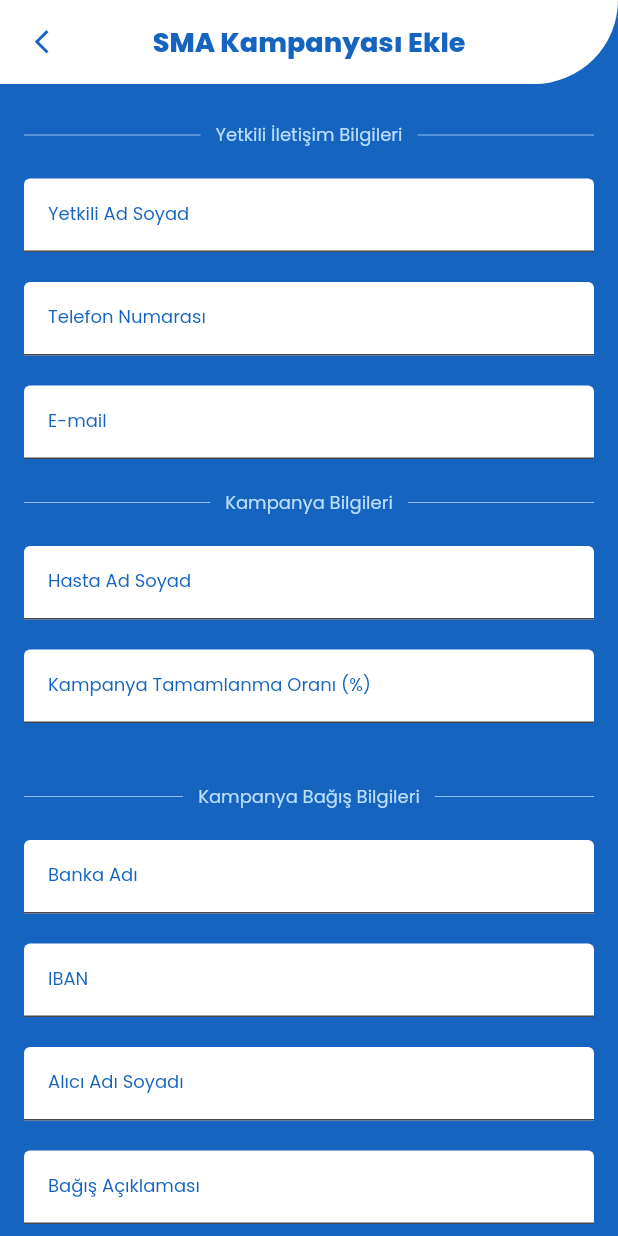
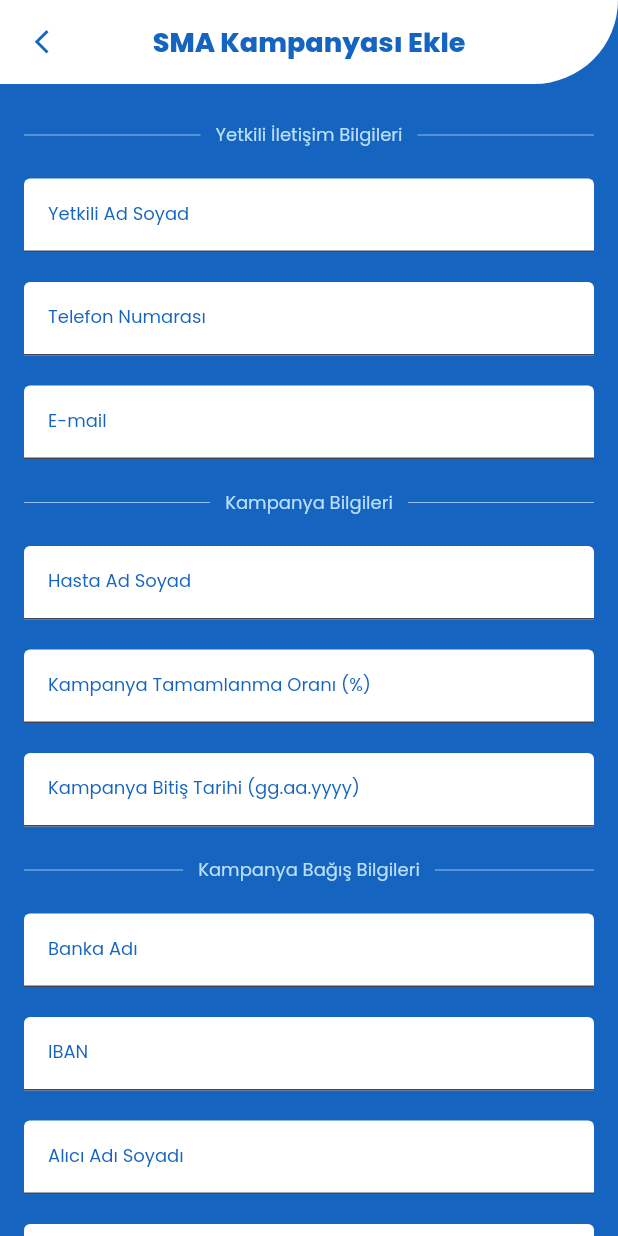
Before and after one commit to 9eren1999/saranel_application, a Flutter app: the SMAIlanEkle screen opened directly, on a phone screen of 412 x 824 dp. Run offline on Flutter 3.47's test engine with Material 2 defaults, Android fonts, the phone set to English and light mode, and no system bars; our stand-ins replace cached_network_image, cloud_firestore, firebase_core, firebase_storage, google_fonts, image_picker and 1 more; accounts and stored records are empty.

Commit message:
SMA'ya kampanya bitiş tarihi eklendi

```diff
--- a/lib/company_screens/stk.dart
+++ b/lib/company_screens/stk.dart
@@ -54,15 +54,15 @@ class _DerneklerPageState extends State<DerneklerPage> {
         derneklerListesi = fetchedList;
         showDetailsList = List<bool>.filled(fetchedList.length, false);
         loading = false;
-        /* lastFetchTime = DateTime.now(); */
+        lastFetchTime = DateTime.now();
       });
     });
   }
 
   Future<List<Dernek>> fetchDernekler() async {
-    /* if (DateTime.now().isBefore(lastFetchTime.add(Duration(days: 3)))) {
+    if (DateTime.now().isBefore(lastFetchTime.add(Duration(days: 3)))) {
       return derneklerListesi;
-    } */
+    }
 
     derneklerListesi = [];
     try {
--- a/lib/main_screens/smaekle.dart
+++ b/lib/main_screens/smaekle.dart
@@ -35,6 +35,7 @@ class _SMAIlanEkleState extends State<SMAIlanEkle> {
   String ilgiliadSoyad = '';
   String email = '';
   String telefonNo = '';
+  String bitistarihi = '';
 
   bool isValidIban(String iban) {
     final RegExp ibanRegExp = RegExp(r'^TR[0-9]{24}$');
@@ -83,6 +84,7 @@ class _SMAIlanEkleState extends State<SMAIlanEkle> {
     'alici': TextEditingController(),
     'aciklama': TextEditingController(),
     'ekDetaylar': TextEditingController(),
+    'bitistarihi': TextEditingController(),
   };
 
   @override
@@ -98,6 +100,7 @@ class _SMAIlanEkleState extends State<SMAIlanEkle> {
     controllers['alici']?.text = alici;
     controllers['aciklama']?.text = aciklama;
     controllers['ekDetaylar']?.text = ekDetaylar;
+    controllers['bitistarihi']?.text = bitistarihi;
   }
 
   @override
@@ -123,6 +126,7 @@ class _SMAIlanEkleState extends State<SMAIlanEkle> {
           tamamlanmaOrani.isEmpty ||
           bankaAdi.isEmpty ||
           iban.isEmpty ||
+          bitistarihi.isEmpty ||
           alici.isEmpty ||
           aciklama.isEmpty) {
         ScaffoldMessenger.of(context).showSnackBar(
@@ -138,6 +142,7 @@ class _SMAIlanEkleState extends State<SMAIlanEkle> {
         'bagis': tamamlanmaOrani,
         'banka2': bankaAdi,
         'iban': iban,
+        'bitistarihi': bitistarihi,
         'alici': alici,
         'aciklamasi': aciklama,
         'ilgiliadSoyad': ilgiliadSoyad,
@@ -359,9 +364,8 @@ class _SMAIlanEkleState extends State<SMAIlanEkle> {
                     },
                   ),
                 ),
-
                 Padding(
-                  padding: const EdgeInsets.only(top: 20, bottom: 40),
+                  padding: const EdgeInsets.only(top: 20),
                   child: TextFormField(
                     controller: controllers['tamamlanmaOrani'],
                     cursorColor: Colors.blue.shade800,
@@ -388,6 +392,53 @@ class _SMAIlanEkleState extends State<SMAIlanEkle> {
                       if (oran == null || oran < 0 || oran > 100) {
                         return 'Lütfen 0 ile 100 arasında bir değer girin';
                       }
+                      return null;
+                    },
+                  ),
+                ),
+                Padding(
+                  padding: const EdgeInsets.only(top: 20, bottom: 20),
+                  child: TextFormField(
+                    controller: controllers['bitistarihi'],
+                    cursorColor: Colors.blue.shade800,
+                    keyboardType:
+                        TextInputType.number, // sayısal değer girişi için
+                    decoration: InputDecoration(
+                      labelText: 'Kampanya Bitiş Tarihi (gg.aa.yyyy)',
+                      labelStyle: TextStyle(
+                        color: Colors.blue.shade800,
+                        fontSize: 12,
+                        fontWeight: FontWeight.w400,
+                      ),
+                      filled: true,
+                      fillColor: Colors.white,
+                    ),
+                    onChanged: (value) {
+                      bitistarihi = value;
+                    },
+                    validator: (value) {
+                      if (value!.isEmpty) {
+                        return 'Kampanya Bitiş Tarihi alanı boş olamaz';
+                      }
+                      final RegExp datePattern =
+                          RegExp(r'^\d{2}\.\d{2}\.\d{4}$');
+
+                      final bool isValid = datePattern.hasMatch(value);
+                      if (!isValid) {
+                        return 'Lütfen tarihi gg.aa.yyyy formatında girin';
+                      }
+                      final parts = value.split('.');
+                      final day = int.parse(parts[0]);
+                      final month = int.parse(parts[1]);
+
+                      if (day < 1 || day > 31) {
+                        return 'Gün 1 ile 31 arasında olmalıdır';
+                      }
+
+                      if (month < 1 || month > 12) {
+                        return 'Ay 1 ile 12 arasında olmalıdır';
+                      }
+
                       return null;
                     },
                   ),
```
Also changed, not shown: lib/company_screens/sma_kampanyalari.dart (+10 -10 lines).
